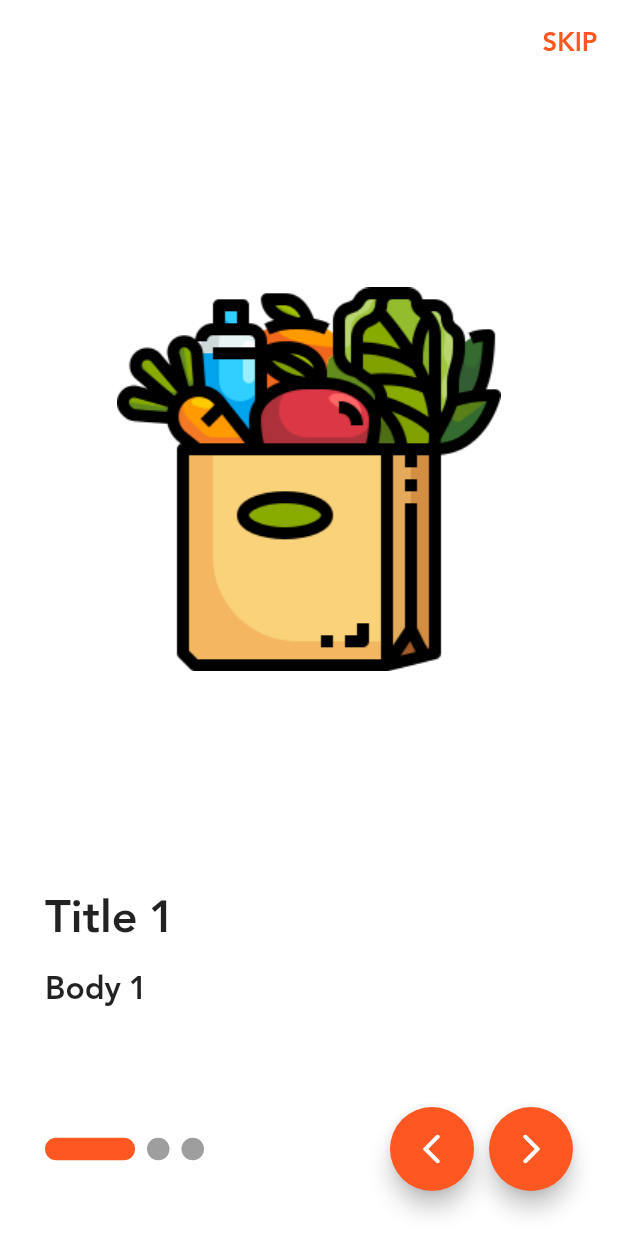
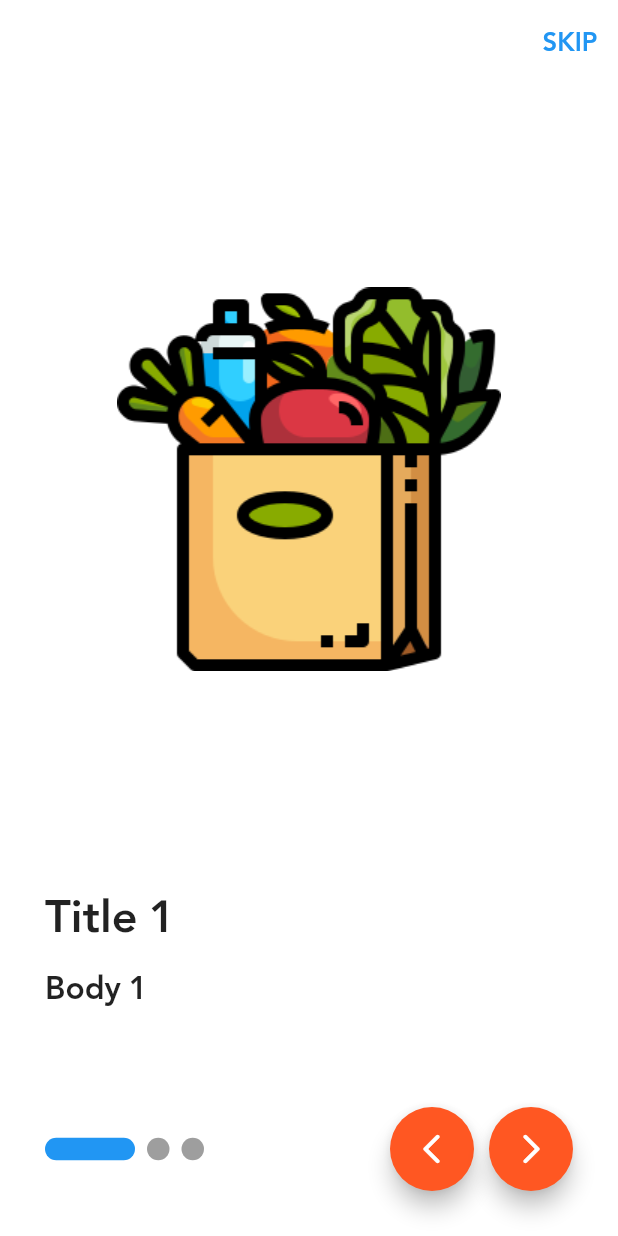
Before and after one commit to AutoKMG/Shop-App-Handling-APIs-Professionally, a Flutter app: the screen it shows after launch, on a phone screen of 412 x 824 dp. Run offline on Flutter 3.47's test engine with Material 2 defaults, Android fonts, the phone set to English and light mode, and no system bars; drawn by our look-alikes of smooth_page_indicator; our stand-ins replace bloc, flutter_bloc, hexcolor, shared_preferences.

Commit message:
changing the default color to blue

```diff
--- a/lib/shared/components/constants.dart
+++ b/lib/shared/components/constants.dart
@@ -1,3 +1,3 @@
 import 'package:flutter/material.dart';
 
-Color defaultColor = Colors.deepOrange;
+Color defaultColor = Colors.blue;
```
